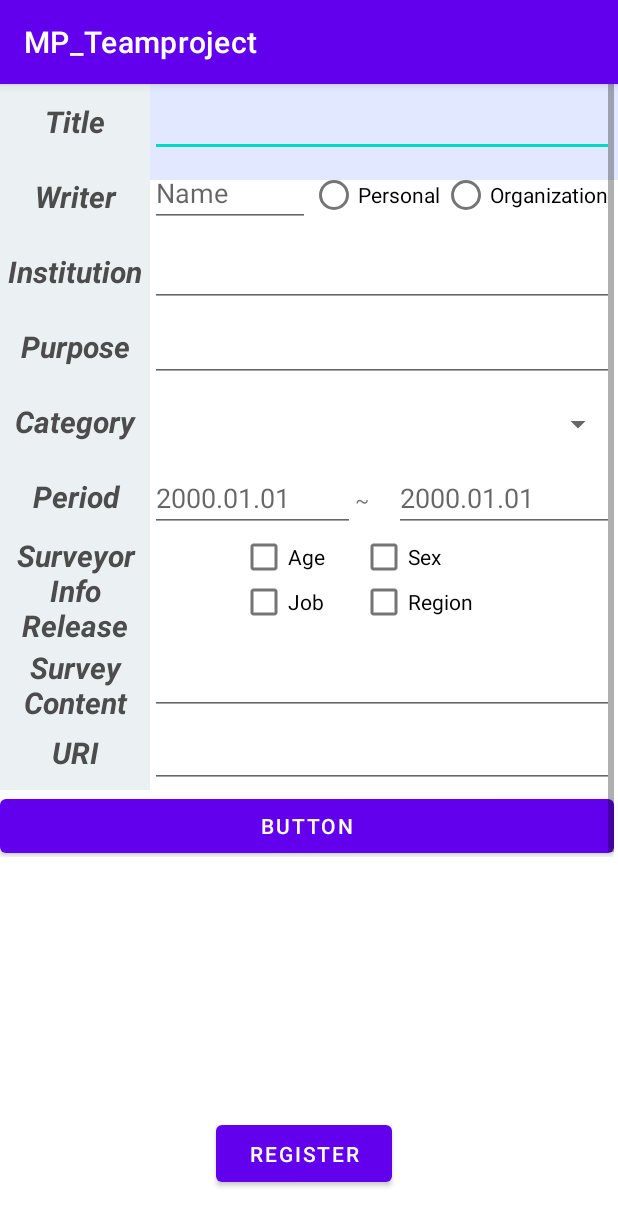
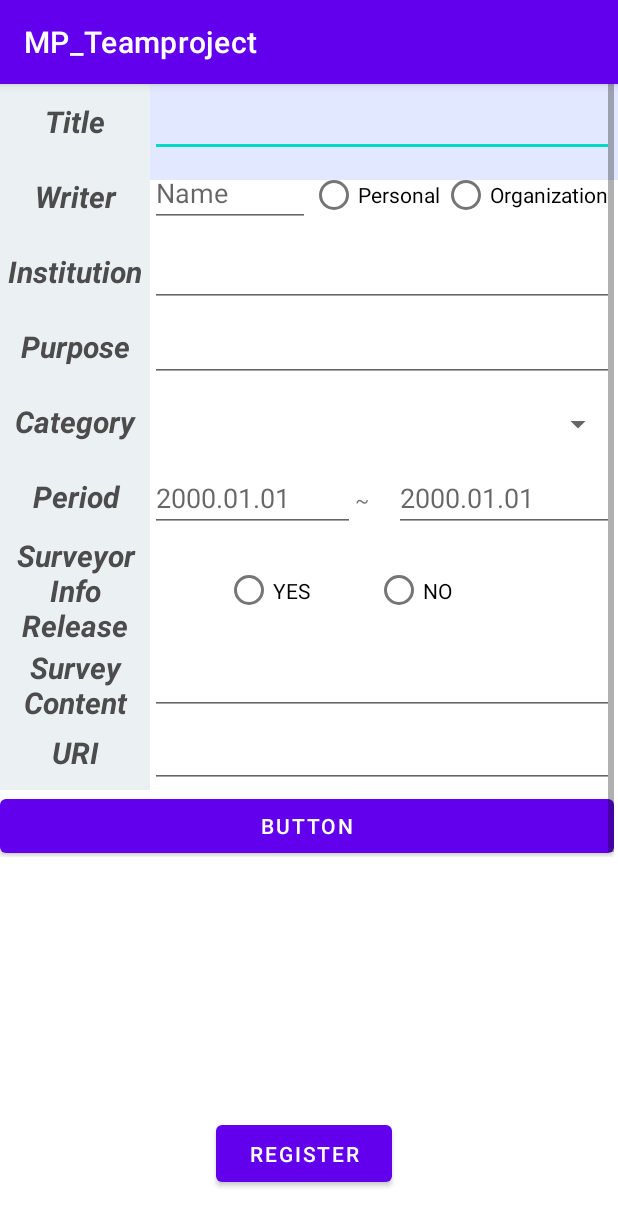
Before and after one commit to 0213sua/Catchop, an Android app: the CreateSurvey screen opened directly, with no data from a screen before it, on a phone screen of 412 x 824 dp. Shown: the top 1226 px of the screen. Run offline under Robolectric (Android 15) with nearby library versions, the light colour scheme and no system bars; our stand-ins replace Firebase (no records; nobody signed in at launch, a user with empty details on screens opened directly).

Commit message:
modify SurveyListTest.kt

```diff
--- a/app/src/main/java/com/example/mp_teamproject/CreateSurvey.kt
+++ b/app/src/main/java/com/example/mp_teamproject/CreateSurvey.kt
@@ -9,6 +9,7 @@ import android.text.TextUtils
 import android.view.View
 import android.widget.AdapterView
 import android.widget.ArrayAdapter
+import android.widget.RadioButton
 import android.widget.Toast
 import androidx.recyclerview.widget.LinearLayoutManager
 import androidx.recyclerview.widget.RecyclerView
--- a/app/src/main/res/layout/activity_create_survey.xml
+++ b/app/src/main/res/layout/activity_create_survey.xml
@@ -313,47 +313,24 @@
                         android:textSize="20sp"
                         android:textStyle="bold|italic" />
 
-                    <TableLayout
+                    <RadioGroup
                         android:layout_width="match_parent"
-                        android:layout_height="match_parent">
+                        android:layout_height="match_parent"
+                        android:orientation="horizontal">
 
-                        <TableRow
-                            android:layout_marginStart="60dp"
+                        <RadioButton
+                            android:id="@+id/CS_yesRadio"
+                            android:layout_marginStart="50dp"
+                            android:layout_width="100dp"
+                            android:layout_height="match_parent"
+                            android:text="YES" />
+
+                        <RadioButton
+                            android:id="@+id/CS_noRadio"
                             android:layout_width="match_parent"
-                            android:layout_height="31dp">
-
-                            <CheckBox
-                                android:id="@+id/checkBoxAge"
-                                android:layout_width="80dp"
-                                android:layout_height="30dp"
-                                android:text="Age" />
-
-                            <CheckBox
-                                android:id="@+id/checkBoxSex"
-                                android:layout_width="80dp"
-                                android:layout_height="30dp"
-                                android:text="Sex" />
-                        </TableRow>
-
-                        <TableRow
-                            android:layout_marginStart="60dp"
-                            android:layout_width="match_parent"
-                            android:layout_height="match_parent" >
-
-                            <CheckBox
-                                android:id="@+id/checkBoxJob"
-                                android:layout_width="80dp"
-                                android:layout_height="30dp"
-                                android:text="Job" />
-
-                            <CheckBox
-                                android:id="@+id/checkBoxRegion"
-                                android:layout_width="80dp"
-                                android:layout_height="30dp"
-                                android:text="Region" />
-                        </TableRow>
-
-                    </TableLayout>
+                            android:layout_height="match_parent"
+                            android:text="NO" />
+                    </RadioGroup>
 
                 </LinearLayout>
 
```
Also changed, not shown: app/src/main/java/com/example/mp_teamproject/SurveyListTest.kt (+61 -8 lines), app/src/main/res/layout/activity_participated_survey.xml (+0 -8 lines), app/src/main/res/layout/survey_post.xml (+9 -0 lines).
